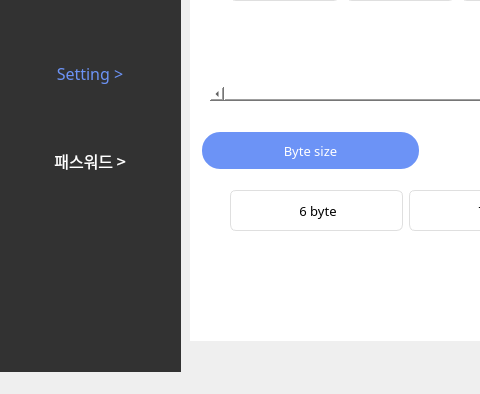
Old version of the form step4.ui in the repository skyun333/wallpad; both pictures show x 0 to 480 and y 310 to 704 of the 961 by 704 pixel window.
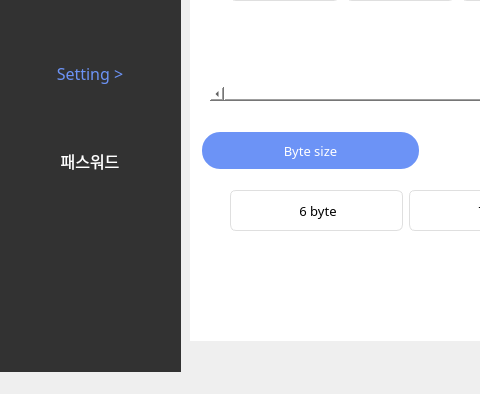
New version of the form.

Diff of the .ui file:
```diff
--- a/step4.ui
+++ b/step4.ui
@@ -323,7 +323,7 @@
         <string notr="true">color:rgb(255, 255, 255)</string>
        </property>
        <property name="text">
-        <string>패스워드 &gt;</string>
+        <string>패스워드</string>
        </property>
        <property name="alignment">
         <set>Qt::AlignCenter</set>
```
